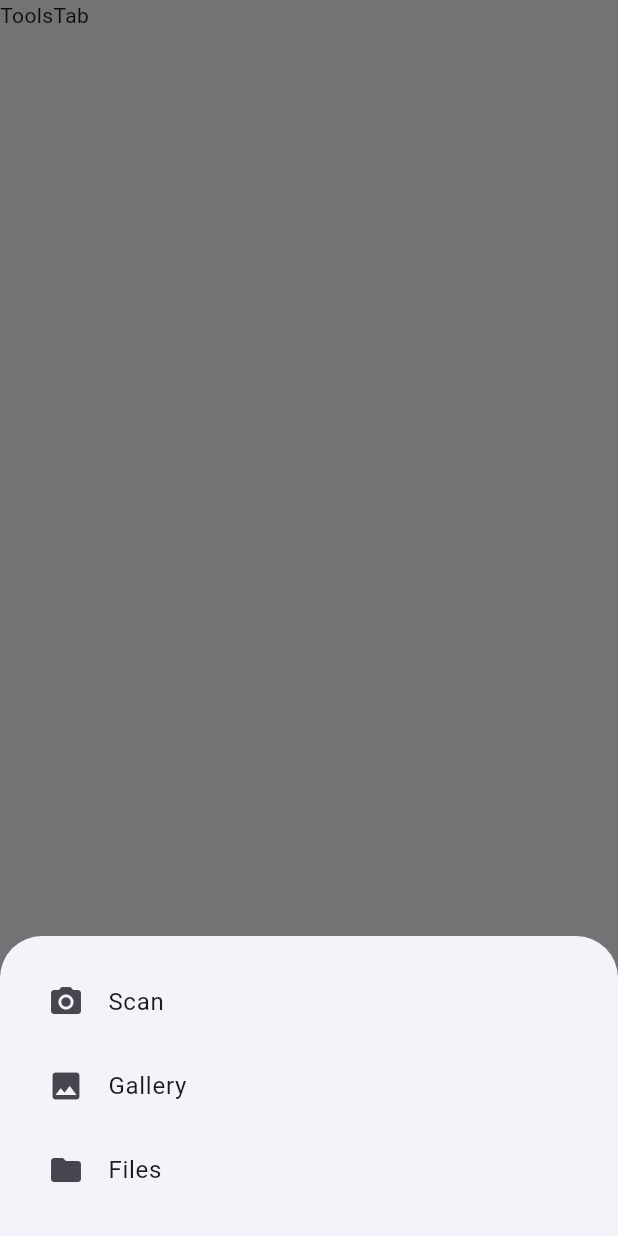
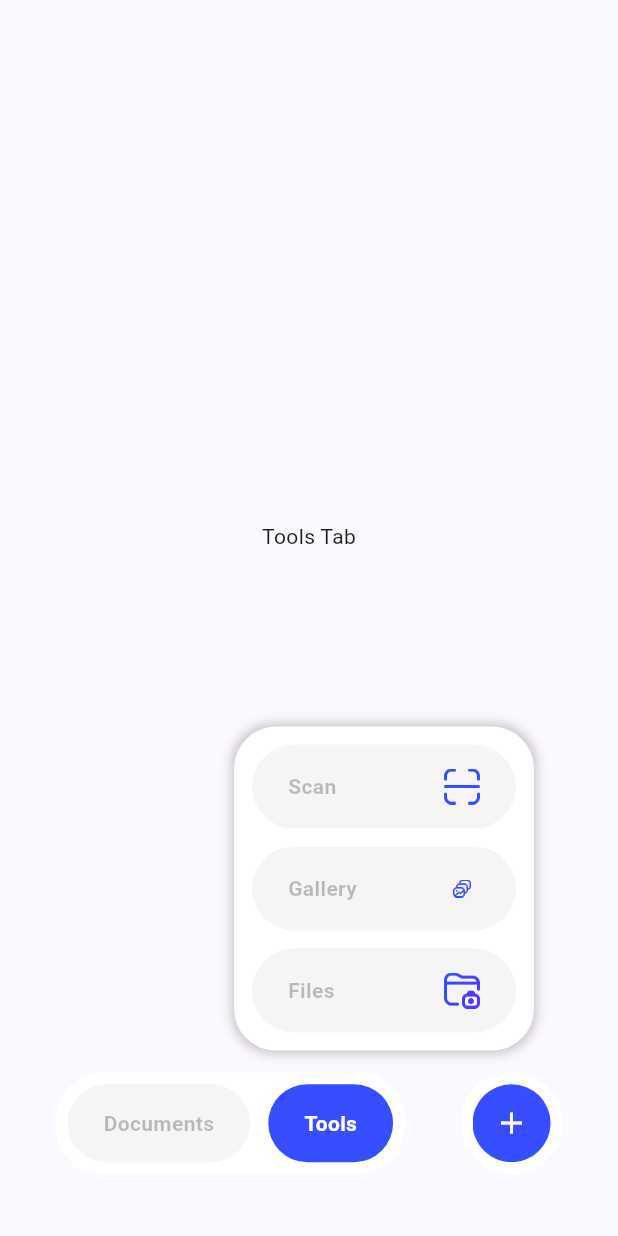
Before and after one commit to Alex-Flutter-ios/sign_it, a Flutter app: the DocumentsScreen screen opened by its route, item 2 of the bottom bar chosen, after a tap on the "add" icon, on a phone screen of 412 x 824 dp. Run offline on Flutter 3.47's test engine with Material 3 defaults, Android fonts, the phone set to English and light mode, and no system bars; our stand-ins replace bloc, flutter_bloc, in_app_review, lottie, shared_preferences; accounts and stored records are empty.

Commit message:
feat: tabbar ui ready

```diff
--- a/lib/core/constants/assets.dart
+++ b/lib/core/constants/assets.dart
@@ -19,6 +19,9 @@ enum AppImageAssets implements ImageAssets {
   unlimitedSignature('assets/images/unlimited_signature.png'),
 
   /// Documents list specific
+  scan('assets/images/scan.png'),
+  gallery('assets/images/gallery.png'),
+  files('assets/images/files.png'),
 
   /// Document specific
   ;
--- a/lib/features/documents/presentation/views/documents_screen.dart
+++ b/lib/features/documents/presentation/views/documents_screen.dart
@@ -1,4 +1,5 @@
 import 'package:flutter/material.dart';
+import 'package:scaner_test_task/core/constants/assets.dart';
 
 import 'documents_tab.dart';
 import 'toos_tab.dart';
@@ -13,6 +14,7 @@ class DocumentsScreen extends StatefulWidget {
 class _DocumentsScreenState extends State<DocumentsScreen> {
   int _selectedIndex = 0;
   late PageController _pageController;
+  OverlayEntry? _overlayEntry;
 
   @override
   void initState() {
@@ -32,42 +34,97 @@ class _DocumentsScreenState extends State<DocumentsScreen> {
   }
 
   void _showAddOptions(BuildContext context) {
-    showModalBottomSheet(
-      context: context,
-      builder: (context) {
-        return Container(
-          padding: EdgeInsets.all(16.0),
-          child: Column(
-            mainAxisSize: MainAxisSize.min,
-            children: [
-              ListTile(
-                leading: Icon(Icons.camera_alt),
-                title: Text('Scan'),
-                onTap: () {
+    if (_overlayEntry != null) {
+      _overlayEntry?.remove();
+      _overlayEntry = null;
+      return;
+    }
+
+    final overlay = Overlay.of(context);
+    final renderBox = context.findRenderObject() as RenderBox;
+    final size = renderBox.size;
+
+    _overlayEntry = OverlayEntry(
+      builder: (context) => Positioned(
+        bottom: size.height * 0.15,
+        left: (size.width - 100) / 2, // Center the menu
+        child: Material(
+          color: Colors.transparent,
+          child: Container(
+            width: 200,
+            decoration: BoxDecoration(
+              color: Colors.white,
+              borderRadius: BorderRadius.circular(28.0),
+              boxShadow: [
+                BoxShadow(
+                  color: Colors.black.withOpacity(0.2),
+                  blurRadius: 5,
+                  spreadRadius: 2,
+                ),
+              ],
+            ),
+            child: Column(
+              // mainAxisSize: MainAxisSize.min,
+
+              children: [
+                const SizedBox(height: 12.0),
+                _buildMenuItem('Scan', AppImageAssets.scan.asset, () {
+                  _overlayEntry?.remove();
+                  _overlayEntry = null;
                   // Handle scan
-                  Navigator.pop(context);
-                },
-              ),
-              ListTile(
-                leading: Icon(Icons.photo),
-                title: Text('Gallery'),
-                onTap: () {
+                }),
+                const SizedBox(height: 12.0),
+                _buildMenuItem('Gallery', AppImageAssets.gallery.asset, () {
+                  _overlayEntry?.remove();
+                  _overlayEntry = null;
                   // Handle gallery
-                  Navigator.pop(context);
-                },
-              ),
-              ListTile(
-                leading: Icon(Icons.folder),
-                title: Text('Files'),
-                onTap: () {
+                }),
+                const SizedBox(height: 12.0),
+                _buildMenuItem('Files', AppImageAssets.files.asset, () {
+                  _overlayEntry?.remove();
+                  _overlayEntry = null;
                   // Handle files
-                  Navigator.pop(context);
-                },
-              ),
-            ],
+                }),
+                const SizedBox(height: 12.0),
+              ],
+            ),
           ),
-        );
-      },
+        ),
+      ),
+    );
+
+    overlay.insert(_overlayEntry!);
+  }
+
+  Widget _buildMenuItem(String label, String icon, VoidCallback onTap) {
+    return GestureDetector(
+      onTap: onTap,
+      child: Padding(
+        padding: const EdgeInsets.symmetric(horizontal: 12.0),
+        child: DecoratedBox(
+          decoration: BoxDecoration(
+            color: Color(0xFFF5F5F5),
+            borderRadius: BorderRadius.circular(32.0),
+          ),
+          child: Padding(
+            padding:
+                const EdgeInsets.symmetric(horizontal: 24.0, vertical: 16.0),
+            child: Row(
+              children: [
+                Text(
+                  label,
+                  style: TextStyle(
+                    color: Colors.black.withOpacity(0.25),
+                    fontWeight: FontWeight.bold,
+                  ),
+                ),
+                const Spacer(),
+                Image.asset(icon, width: 24, height: 24),
+              ],
+            ),
+          ),
+        ),
+      ),
     );
   }
 
@@ -93,7 +150,6 @@ class _DocumentsScreenState extends State<DocumentsScreen> {
             bottom: MediaQuery.sizeOf(context).height * 0.05,
           ),
           child: Row(
-            // alignment: Alignment.center,
             children: [
               const Spacer(),
               DecoratedBox(
--- a/lib/features/documents/presentation/views/documents_tab.dart
+++ b/lib/features/documents/presentation/views/documents_tab.dart
@@ -5,6 +5,17 @@ class DocumentsTab extends StatelessWidget {
 
   @override
   Widget build(BuildContext context) {
-    return Text('DocumentsTab');
+    return Scaffold(
+      appBar: AppBar(
+        title: const Text('Documents'),
+      ),
+      body: Column(
+        children: [
+          Center(
+            child: Text('Documents Tab'),
+          ),
+        ],
+      ),
+    );
   }
 }
--- a/lib/features/documents/presentation/views/toos_tab.dart
+++ b/lib/features/documents/presentation/views/toos_tab.dart
@@ -5,6 +5,10 @@ class ToolsTab extends StatelessWidget {
 
   @override
   Widget build(BuildContext context) {
-    return Text('ToolsTab');
+    return Scaffold(
+      body: Center(
+        child: Text('Tools Tab'),
+      ),
+    );
   }
 }
```
Also changed, not shown: assets/images/1.0x/files.png (added), assets/images/1.0x/gallery.png (added), assets/images/1.0x/scan.png (added), assets/images/2.0x/files.png (added), assets/images/2.0x/gallery.png (added), assets/images/2.0x/scan.png (added), assets/images/3.0x/files.png (added), assets/images/3.0x/gallery.png (added), assets/images/3.0x/scan.png (added), assets/images/files.png (added), assets/images/gallery.png (added), assets/images/scan.png (added).
